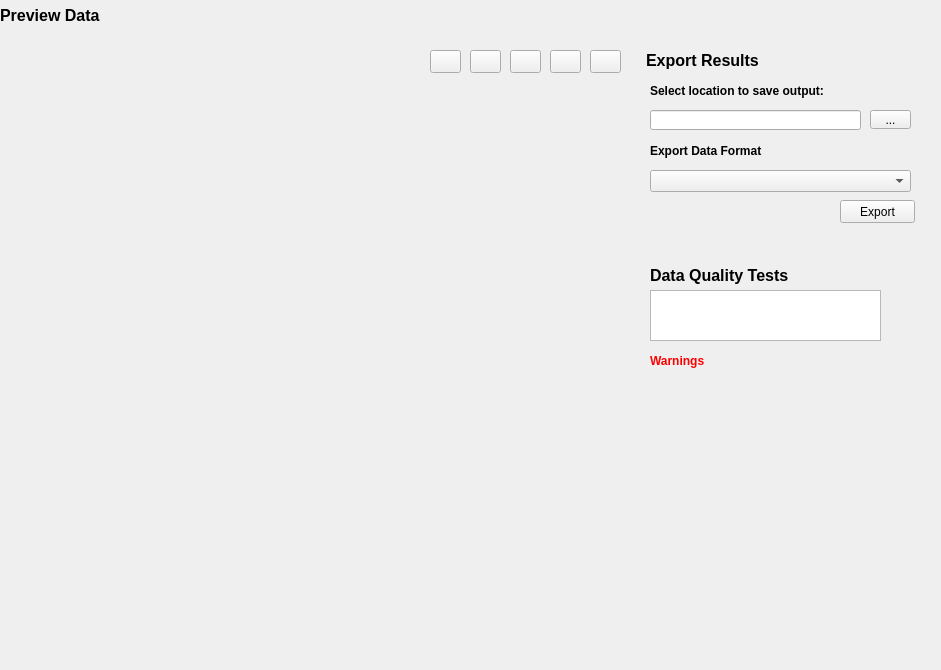
Above: qt/wdg_result.ui from gem/sidd before the change. Below: the same form after it.
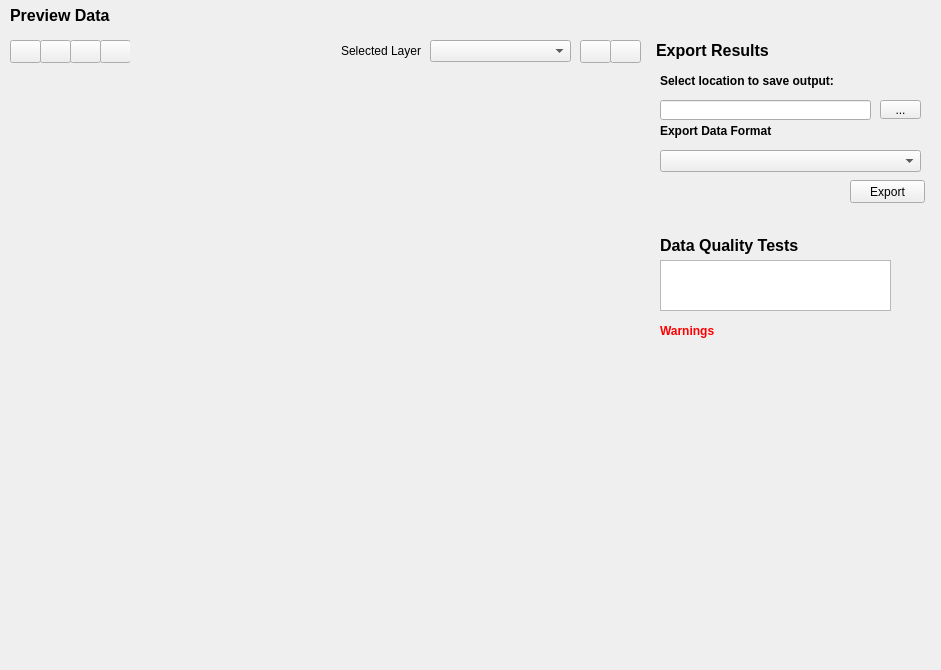
That is the form after the change. Icons and pictures are not drawn.

Commit message:
updates - added splash screen before loading SIDD - re-organize UI for window resize - MS tree now stayed expanded after update - new MS branch screen with dropdown options and showing total percentage after   percentage - added preview/query of all input layers and exposure (thematic color)
code refactoring
- use new pyQt style for slots/signals
- moved slots connect code out of ui\qt module (generated by designer)
  into ui module (user generated) code
- organization of imports

```diff
--- a/qt/wdg_result.ui
+++ b/qt/wdg_result.ui
@@ -16,10 +16,10 @@
   <widget class="QWidget" name="widget_export" native="true">
    <property name="geometry">
     <rect>
-     <x>640</x>
-     <y>40</y>
+     <x>650</x>
+     <y>30</y>
      <width>281</width>
-     <height>201</height>
+     <height>181</height>
     </rect>
    </property>
    <widget class="QToolButton" name="btn_export_select_file">
@@ -91,7 +91,7 @@
     <property name="geometry">
      <rect>
       <x>200</x>
-      <y>160</y>
+      <y>150</y>
       <width>75</width>
       <height>23</height>
      </rect>
@@ -104,7 +104,7 @@
     <property name="geometry">
      <rect>
       <x>10</x>
-      <y>130</y>
+      <y>120</y>
       <width>261</width>
       <height>22</height>
      </rect>
@@ -114,7 +114,7 @@
     <property name="geometry">
      <rect>
       <x>10</x>
-      <y>100</y>
+      <y>90</y>
       <width>181</width>
       <height>21</height>
      </rect>
@@ -133,8 +133,8 @@
   <widget class="QWidget" name="widget_dq_test" native="true">
    <property name="geometry">
     <rect>
-     <x>640</x>
-     <y>250</y>
+     <x>650</x>
+     <y>220</y>
      <width>281</width>
      <height>401</height>
     </rect>
@@ -292,51 +292,52 @@
   <widget class="QWidget" name="widget_map" native="true">
    <property name="geometry">
     <rect>
-     <x>0</x>
+     <x>10</x>
      <y>40</y>
      <width>631</width>
      <height>611</height>
     </rect>
    </property>
-   <widget class="QPushButton" name="btn_zoom_in">
+   <widget class="QWidget" name="widget_map_menu_r" native="true">
     <property name="geometry">
      <rect>
-      <x>430</x>
-      <y>10</y>
-      <width>31</width>
-      <height>23</height>
+      <x>150</x>
+      <y>0</y>
+      <width>481</width>
+      <height>31</height>
      </rect>
     </property>
+    <widget class="QLabel" name="lb_layer_selector">
+     <property name="geometry">
+      <rect>
+       <x>70</x>
+       <y>0</y>
+       <width>191</width>
+       <height>21</height>
+      </rect>
+     </property>
     <property name="text">
-     <string/>
-    </property>
-    <property name="icon">
-     <iconset resource="resources/SIDDResource.qrc">
-      <normaloff>:/imgs/icons/magnify_plus.png</normaloff>:/imgs/icons/magnify_plus.png</iconset>
-    </property>
-   </widget>
-   <widget class="QPushButton" name="btn_zoom_out">
+      <string>Selected Layer</string>
+     </property>
+     <property name="alignment">
+      <set>Qt::AlignRight|Qt::AlignTrailing|Qt::AlignVCenter</set>
+     </property>
+    </widget>
+    <widget class="QComboBox" name="cb_layer_selector">
     <property name="geometry">
      <rect>
-      <x>470</x>
-      <y>10</y>
-      <width>31</width>
-      <height>23</height>
-     </rect>
-    </property>
-    <property name="text">
-     <string/>
-    </property>
-    <property name="icon">
-     <iconset resource="resources/SIDDResource.qrc">
-      <normaloff>:/imgs/icons/magnify_minus.png</normaloff>:/imgs/icons/magnify_minus.png</iconset>
-    </property>
-   </widget>
-   <widget class="QPushButton" name="btn_zoom_full">
+       <x>270</x>
+       <y>0</y>
+       <width>141</width>
+       <height>22</height>
+      </rect>
+     </property>
+    </widget>
+    <widget class="QPushButton" name="btn_theme">
     <property name="geometry">
      <rect>
-      <x>510</x>
-      <y>10</y>
+       <x>420</x>
+       <y>0</y>
       <width>31</width>
       <height>23</height>
      </rect>
@@ -352,8 +353,8 @@
    <widget class="QPushButton" name="btn_info">
     <property name="geometry">
      <rect>
-      <x>590</x>
-      <y>10</y>
+       <x>450</x>
+       <y>0</y>
       <width>31</width>
       <height>23</height>
      </rect>
@@ -366,11 +367,41 @@
       <normaloff>:/imgs/icons/information.png</normaloff>:/imgs/icons/information.png</iconset>
     </property>
    </widget>
+   </widget>
+   <widget class="QWidget" name="widget_map_menu_l" native="true">
+    <property name="geometry">
+     <rect>
+      <x>0</x>
+      <y>0</y>
+      <width>120</width>
+      <height>31</height>
+     </rect>
+    </property>
+    <widget class="QPushButton" name="btn_zoom_in">
+     <property name="geometry">
+      <rect>
+       <x>0</x>
+       <y>0</y>
+       <width>31</width>
+       <height>23</height>
+      </rect>
+     </property>
+     <property name="toolTip">
+      <string>Zoom In</string>
+     </property>
+     <property name="text">
+      <string/>
+     </property>
+     <property name="icon">
+      <iconset resource="resources/SIDDResource.qrc">
+       <normaloff>:/imgs/icons/magnify_plus.png</normaloff>:/imgs/icons/magnify_plus.png</iconset>
+     </property>
+    </widget>
    <widget class="QPushButton" name="btn_pan">
     <property name="geometry">
      <rect>
-      <x>550</x>
-      <y>10</y>
+       <x>90</x>
+       <y>0</y>
       <width>31</width>
       <height>23</height>
      </rect>
@@ -383,11 +414,56 @@
       <normaloff>:/imgs/icons/arrows_4_way.png</normaloff>:/imgs/icons/arrows_4_way.png</iconset>
     </property>
    </widget>
+    <widget class="QPushButton" name="btn_zoom_full">
+     <property name="geometry">
+      <rect>
+       <x>60</x>
+       <y>0</y>
+       <width>31</width>
+       <height>23</height>
+      </rect>
+     </property>
+     <property name="toolTip">
+      <string>Zoom to Full Extent</string>
+     </property>
+     <property name="text">
+      <string/>
+     </property>
+     <property name="icon">
+      <iconset resource="resources/SIDDResource.qrc">
+       <normaloff>:/imgs/icons/magnify.png</normaloff>:/imgs/icons/magnify.png</iconset>
+     </property>
+    </widget>
+    <widget class="QPushButton" name="btn_zoom_out">
+     <property name="geometry">
+      <rect>
+       <x>30</x>
+       <y>0</y>
+       <width>31</width>
+       <height>23</height>
+      </rect>
+     </property>
+     <property name="toolTip">
+      <string>Zoom Out</string>
+     </property>
+     <property name="text">
+      <string/>
+     </property>
+     <property name="icon">
+      <iconset resource="resources/SIDDResource.qrc">
+       <normaloff>:/imgs/icons/magnify_minus.png</normaloff>:/imgs/icons/magnify_minus.png</iconset>
+     </property>
+    </widget>
+   </widget>
+   <zorder>widget_map_menu_r</zorder>
+   <zorder>widget_map_menu_l</zorder>
+   <zorder>widget_map_menu_l</zorder>
+   <zorder>widget_map_menu_l</zorder>
   </widget>
   <widget class="QLabel" name="lb_panel_title">
    <property name="geometry">
     <rect>
-     <x>0</x>
+     <x>10</x>
      <y>0</y>
      <width>591</width>
      <height>31</height>
```
Left out of the diff: 143 changed lines with no effect on the pictures. Lines whose indentation alone changed are shown as unchanged. The commit also changes 78 other files.
